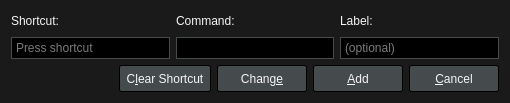
liberize/Baka-MPlayer, file src/ui/keydialog.ui: the form before one commit.
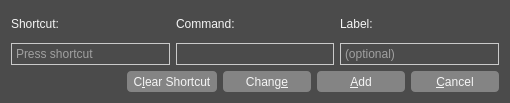
The form after the commit.

Patch:
```diff
--- a/src/ui/keydialog.ui
+++ b/src/ui/keydialog.ui
@@ -15,17 +15,17 @@
   </property>
   <property name="styleSheet">
    <string notr="true">QWidget {
-	font: 12px &quot;Noto Sans&quot;, &quot;FreeSans&quot;;
-	background: #1A1A1A;
-	color: whitesmoke;
+  font: 12px &quot;Noto Sans&quot;, &quot;FreeSans&quot;;
+  background: #4B4B4B;
+  color: whitesmoke;
 }
 
 /* QLineEdit */
 
 QLineEdit {
-	background: #000;
-	border: 1px solid #454A4D;
-	padding: 2px;
+  background: #4B4B4B;
+  border: 1px solid #CACACA;
+  padding: 2px;
 }
 QLineEdit:focus {
 	border: 1px solid #008098;
@@ -34,13 +34,13 @@
 /* QPushButton */
 
 QPushButton {
-	background: #454A4D;
-	border: 1px solid #000;
-	border-radius: 2px;
-	color: whitesmoke;
-	min-width: 76px;
-	min-height: 17px;
-	padding: 4px 6px;
+  background: #848484;
+  border: none;
+  border-radius: 4px;
+  color: whitesmoke;
+  min-width: 76px;
+  min-height: 15px;
+  padding: 3px 6px;
 }
 QPushButton:focus {
 	border: 1px solid #008098;
@@ -50,9 +50,9 @@
 	background: #2E3133;
 }
 QPushButton:disabled {
-	background: transparent;
-	border: 1px solid #454A4D;
-	color: #6F6F6F;
+  background: transparent;
+  border: 1px solid #6E6E6E;
+  color: #6F6F6F;
 }</string>
   </property>
   <layout class="QVBoxLayout" name="verticalLayout">
```
Left out of the diff: 8 changed lines with no effect on the pictures.
